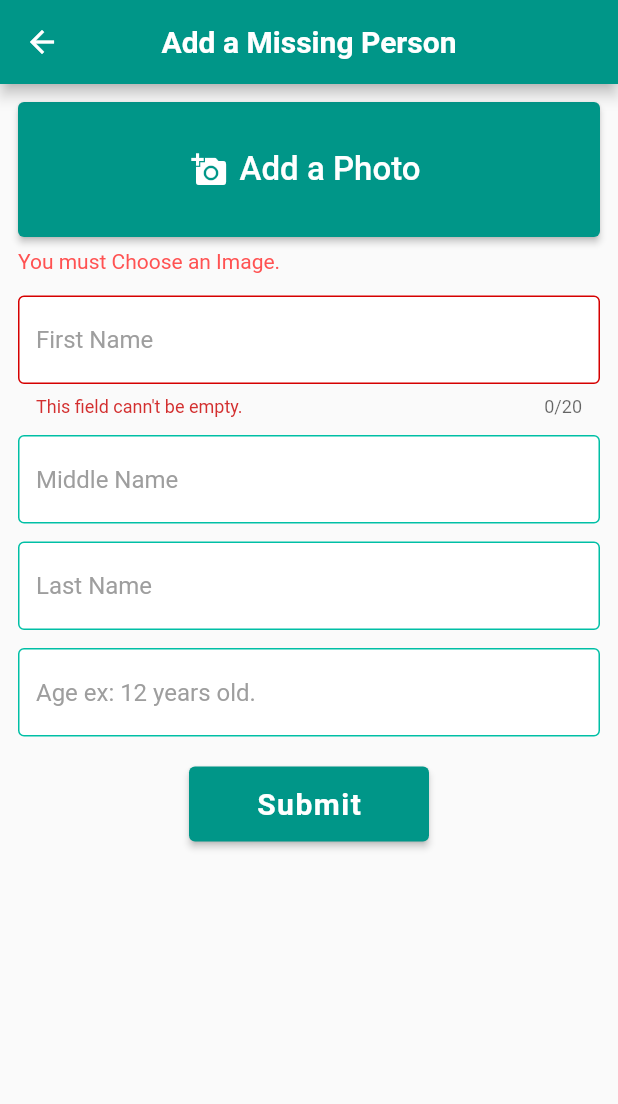
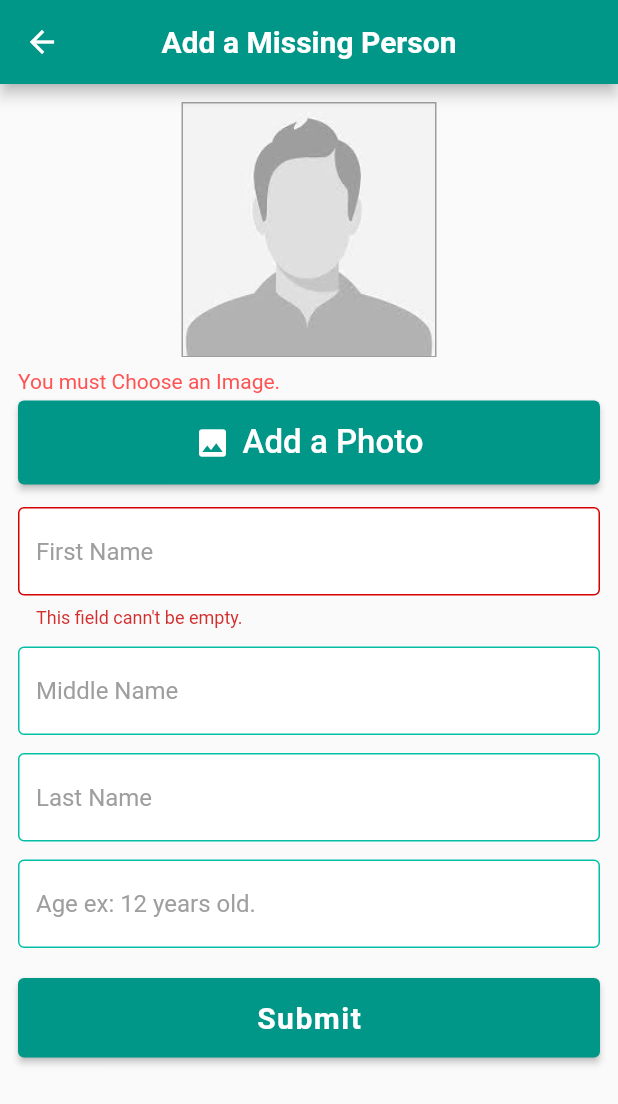
Before and after one commit to lighthousetanta/lighthouse_mobile, a Flutter app: the AddPerson screen opened by its route, after a tap on "Submit", on a phone screen of 412 x 824 dp. Shown: the top 1104 px of the screen. Run offline on Flutter 3.47's test engine with Material 2 defaults, Android fonts, the light colour scheme and no system bars; drawn by our look-alikes of loading_overlay; our stand-ins replace cached_network_image, dio, flutter_spinkit, image_picker, shared_preferences; accounts and stored records are empty.

Commit message:
UI enhacement

```diff
--- a/lib/screens/addPersonScreen.dart
+++ b/lib/screens/addPersonScreen.dart
@@ -40,7 +40,6 @@ class _AddPersonState extends State<AddPerson> {
   }
 
   Future<void> _submit(Map<String, dynamic> userInput) async {
-
     try {
       await Provider.of<PoiProvider>(context, listen: false)
           .submitNewPoi(_image.path, userInput);
@@ -72,19 +71,20 @@ class _AddPersonState extends State<AddPerson> {
             padding: const EdgeInsets.all(12.0),
             child: ListView(
               children: [
-                Container(
-                  width: 120,
-                  height: 90,
-                  child: ElevatedButton.icon(
-                    onPressed: _getImage,
-                    icon: Icon(Icons.add_a_photo),
-                    label: Text(
-                      'Add a Photo',
-                      style: TextStyle(
-                        fontSize: 22,
-                      ),
+                Column(
+                  children: [
+                    Container(
+                      width: 170,
+                      height: 170,
+                      decoration: BoxDecoration(
+                          border: Border.all(width: 1, color: Colors.grey)),
+                      child: _image == null
+                          ? Image.asset(
+                              'assets/images/appImages/johndoe.png',
+                            )
+                          : Image.file(_image),
                     ),
-                  ),
+                  ],
                 ),
                 SizedBox(height: 8),
                 imageLoaded
@@ -94,6 +94,23 @@ class _AddPersonState extends State<AddPerson> {
                         'You must Choose an Image.',
                         style: TextStyle(color: Colors.redAccent),
                       ),
+                SizedBox(height: 5),
+                Container(
+                  child: ElevatedButton.icon(
+                    onPressed: _getImage,
+                    style: ElevatedButton.styleFrom(
+                      padding:
+                          EdgeInsets.symmetric(horizontal: 0, vertical: 15),
+                    ),
+                    icon: Icon(Icons.photo),
+                    label: Text(
+                      'Add a Photo',
+                      style: TextStyle(
+                        fontSize: 22,
+                      ),
+                    ),
+                  ),
+                ),
                 SizedBox(height: 15),
                 Form(
                   key: _formKey,
@@ -104,7 +121,6 @@ class _AddPersonState extends State<AddPerson> {
                         TextFormField(
                           keyboardType: TextInputType.text,
                           controller: _fName,
-                          maxLength: 20,
                           validator: (value) {
                             if (value.isEmpty) {
                               return "This field cann't be empty.";
@@ -212,11 +228,13 @@ class _AddPersonState extends State<AddPerson> {
                         ),
                         SizedBox(height: 20)
                       ]),
-                      Center(
-                          child: Container(
-                        width: 160,
-                        height: 50,
+                      Container(
+                        width: double.infinity,
                         child: ElevatedButton(
+                            style: ElevatedButton.styleFrom(
+                              padding: EdgeInsets.symmetric(
+                                  horizontal: 0, vertical: 15),
+                            ),
                             child: Text(
                               'Submit',
                               style: TextStyle(
@@ -238,11 +256,11 @@ class _AddPersonState extends State<AddPerson> {
                                 print('submiting...');
                                 await _submit(input);
                                 if (added) {
-                                  Navigator.pop(context);
+                                  Navigator.of(context).pop();
                                 }
                               }
                             }),
-                      )),
+                      ),
                     ]),
                   ),
                 ),
@@ -269,7 +287,7 @@ Future<void> _showMyDialog(ctx) async {
         ),
         actions: <Widget>[
           TextButton(
-            child: Text('Approve', style: TextStyle(fontSize: 18)),
+            child: Text('OK', style: TextStyle(fontSize: 18)),
             onPressed: () {
               Navigator.of(context).pop();
             },
```
